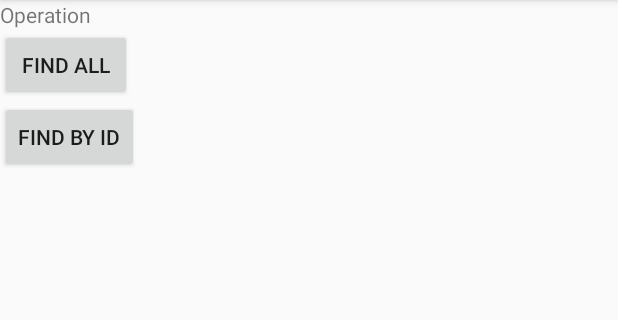
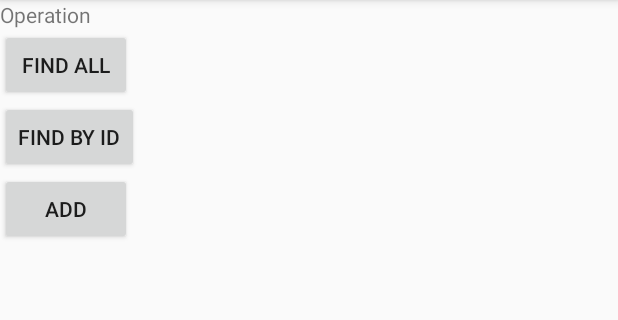
Before and after one commit to Yobuligo/Demo.Retrofit.Android, an Android app: the screen it shows after launch (MainActivity), after a tap on "FIND BY ID", on a phone screen of 412 x 824 dp, the part 84-404 px from its top. Run offline under Robolectric (Android 15) with nearby library versions, the phone set to English and light mode, and no system bars; 1 other tap on this screen came first.

Commit message:
Add service for adding persons

```diff
--- a/app/src/main/java/com/yobuligo/demoretrofitandroid/IPersonDAO.kt
+++ b/app/src/main/java/com/yobuligo/demoretrofitandroid/IPersonDAO.kt
@@ -1,7 +1,9 @@
 package com.yobuligo.demoretrofitandroid
 
 import retrofit2.Call
+import retrofit2.http.Body
 import retrofit2.http.GET
+import retrofit2.http.POST
 import retrofit2.http.Path
 
 interface IPersonDAO {
@@ -10,4 +12,7 @@ interface IPersonDAO {
 
     @GET("persons/{id}")
     fun findById(@Path("id") id: Long): Call<Person>
+
+    @POST("persons")
+    fun addPerson(@Body person: Person): Call<Person>
 }
--- a/app/src/main/java/com/yobuligo/demoretrofitandroid/MainActivity.kt
+++ b/app/src/main/java/com/yobuligo/demoretrofitandroid/MainActivity.kt
@@ -35,6 +35,11 @@ class MainActivity : AppCompatActivity() {
         btnFindById.setOnClickListener(View.OnClickListener {
             GlobalScope.launch(Dispatchers.Main) { findById() }
         })
+
+        val btnAdd: Button = findViewById(R.id.btn_persons_add)
+        btnAdd.setOnClickListener(View.OnClickListener {
+            GlobalScope.launch(Dispatchers.Main) { addPerson() }
+        })
     }
 
     suspend fun findAllPersons() = runBlocking {
@@ -67,11 +72,7 @@ class MainActivity : AppCompatActivity() {
     }
 
     suspend fun findById() = runBlocking {
-        val retrofit = Retrofit.Builder()
-            .baseUrl(Config.BASE_URL)
-            .addConverterFactory(GsonConverterFactory.create())
-            .build()
-        val personDAO: IPersonDAO = retrofit.create(IPersonDAO::class.java)
+        val personDAO = createRestCall(IPersonDAO::class.java)
         val callPerson: Call<Person> = personDAO.findById(1)
         callPerson.enqueue(object : Callback<Person> {
             override fun onFailure(call: Call<Person>, t: Throwable) {
@@ -95,6 +96,32 @@ class MainActivity : AppCompatActivity() {
         )
     }
 
+    suspend fun addPerson() = runBlocking {
+        var person = Person()
+        person.firstname = "New User Firstname"
+        person.lastname = "New User Lastname"
+
+        val personDAO = createRestCall(IPersonDAO::class.java)
+        val call: Call<Person> = personDAO.addPerson(person)
+        call.enqueue(object : Callback<Person> {
+            override fun onFailure(call: Call<Person>, t: Throwable) {
+                textView.text = t.message
+            }
+
+            override fun onResponse(call: Call<Person>, response: Response<Person>) {
+                if (!response.isSuccessful) {
+                    textView.text = "code " + response.code()
+                    return
+                }
+
+                if (response.body() != null) {
+                    val person: Person = response.body()!!
+                    textView.text = "Person ${person.firstname} ${person.lastname} was added"
+                }
+            }
+        })
+    }
+
     private fun <T> createRestCall(requestAPI: Class<T>): T {
         val retrofit = Retrofit.Builder()
             .baseUrl(Config.BASE_URL)
--- a/app/src/main/res/layout/activity_main.xml
+++ b/app/src/main/res/layout/activity_main.xml
@@ -29,4 +29,12 @@
         android:text="@string/persons_find_by_id"
         app:layout_constraintStart_toStartOf="parent"
         app:layout_constraintTop_toBottomOf="@id/btn_persons_find_all" />
+
+    <Button
+        android:id="@+id/btn_persons_add"
+        android:layout_width="wrap_content"
+        android:layout_height="wrap_content"
+        android:text="@string/persons_add"
+        app:layout_constraintStart_toStartOf="parent"
+        app:layout_constraintTop_toBottomOf="@id/btn_persons_find_by_id" />
 </androidx.constraintlayout.widget.ConstraintLayout>
--- a/app/src/main/res/values/strings.xml
+++ b/app/src/main/res/values/strings.xml
@@ -2,4 +2,5 @@
     <string name="app_name">Demo.Retrofit.Android</string>
     <string name="persons_find_all">Find All</string>
     <string name="persons_find_by_id">Find by Id</string>
+    <string name="persons_add">Add</string>
 </resources>
```
